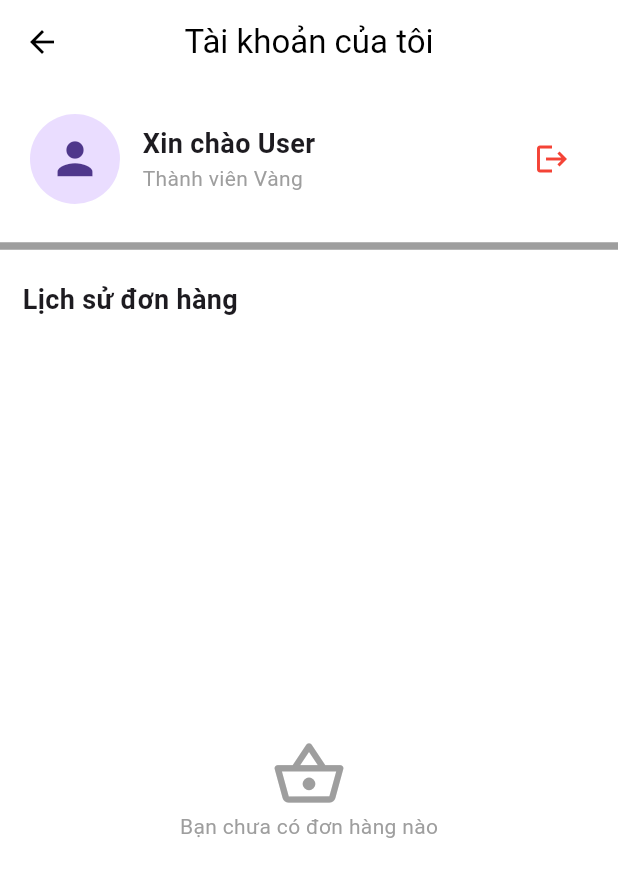
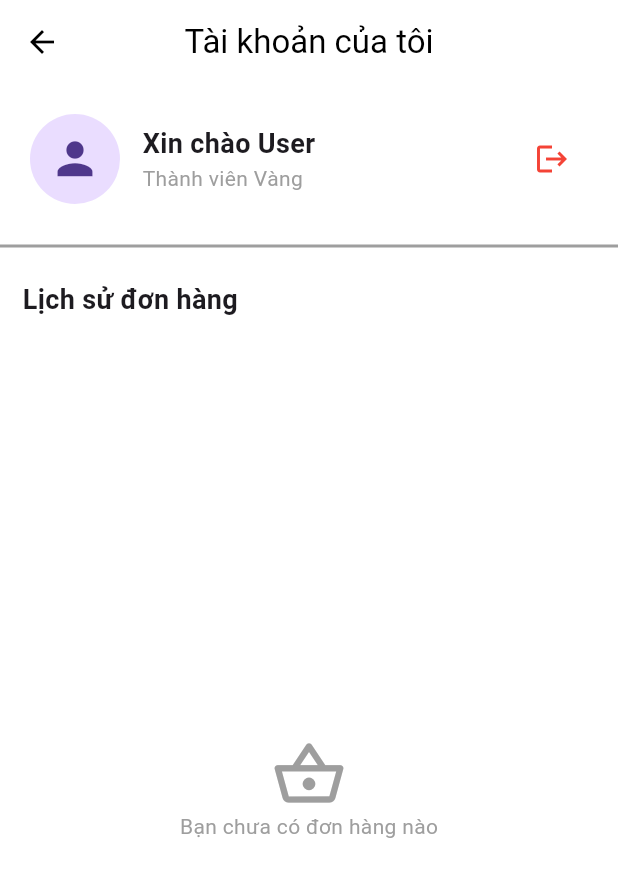
Before and after one commit to huytruongdev/fast-food-app, a Flutter app: the ProfileScreen screen opened directly, on a phone screen of 412 x 824 dp. Shown: the top 877 px of the screen. Run offline on Flutter 3.47's test engine with Material 3 defaults, Android fonts, the phone set to English and light mode, and no system bars; our stand-ins replace cached_network_image, cherry_toast, flutter_phoenix, google_maps_flutter, iconsax, readmore and 3 more; accounts and stored records are empty; network calls fail.

Commit message:
fix mirror bug

```diff
--- a/lib/Pages/auth/screens/profile_screen.dart
+++ b/lib/Pages/auth/screens/profile_screen.dart
@@ -120,7 +120,7 @@ class _ProfileScreenState extends State<ProfileScreen> {
               ),
             ),
 
-            const Divider(thickness: 5, color: Colors.grey),
+            const Divider(thickness: 2, color: Colors.grey),
 
             const Padding(
               padding: EdgeInsets.all(15.0),
```
Also changed, not shown: lib/Pages/auth/screens/food_detail_screen.dart (+16 -1 lines).
